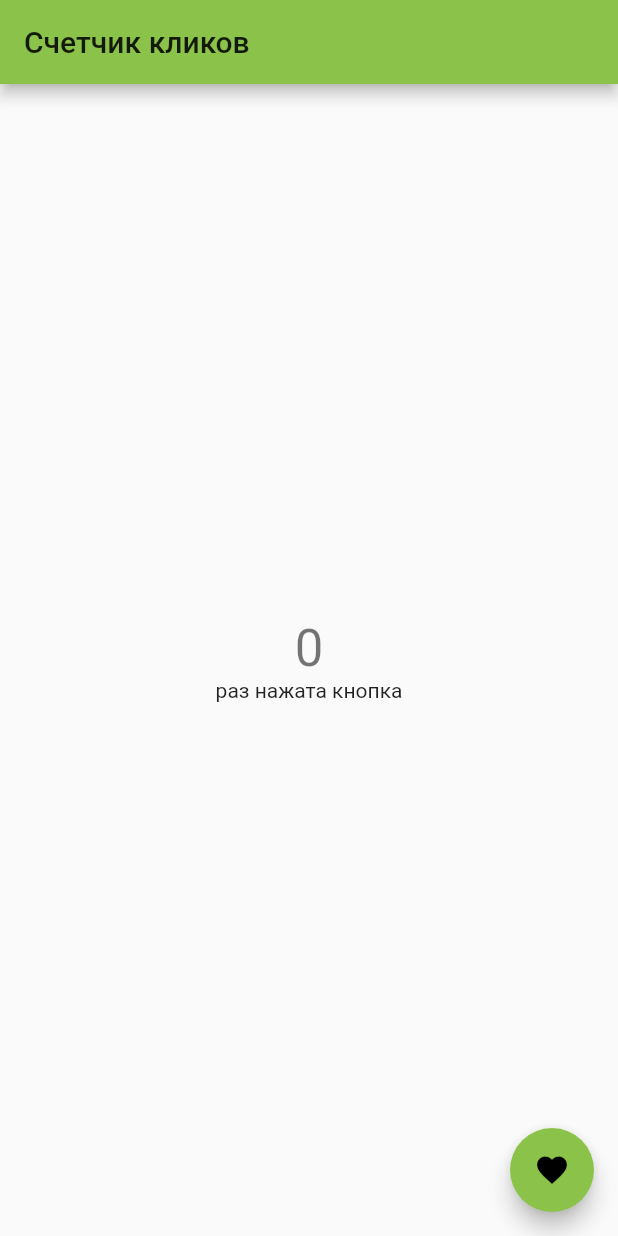
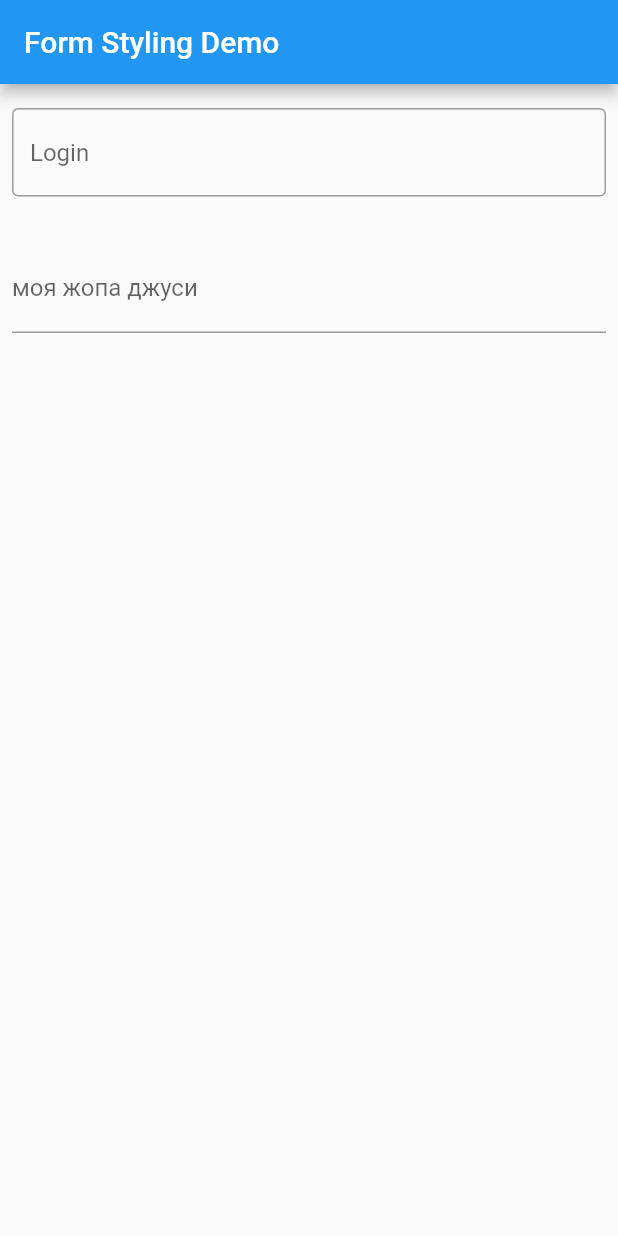
Before and after one commit to mothersjacke7/FlutterDev, a Flutter app: the screen it shows after launch, on a phone screen of 412 x 824 dp. Run offline on Flutter 3.47's test engine with Material 2 defaults, Android fonts, the phone set to English and light mode, and no system bars.

Commit message:
testing forms Flutter

```diff
--- a/flutter_project1/lib/main.dart
+++ b/flutter_project1/lib/main.dart
@@ -1,64 +1,52 @@
 import 'package:flutter/material.dart';
 
-void main() {
-  runApp(const MyApp());
-}
+void main() => runApp(const MyApp());
 
 class MyApp extends StatelessWidget {
   const MyApp({Key? key}) : super(key: key);
+
   @override
   Widget build(BuildContext context) {
+    const appTitle = 'Form Styling Demo';
     return MaterialApp(
-      title: 'Counter',
-      theme: ThemeData(
-        primarySwatch: Colors.lightGreen,
+      title: appTitle,
+      home: Scaffold(
+        appBar: AppBar(
+          title: const Text(appTitle),
+        ),
+        body: const MyCustomForm(),
       ),
-      home: const MyHomePage(title: 'Счетчик кликов'),
     );
   }
 }
 
-class MyHomePage extends StatefulWidget {
-  const MyHomePage({Key? key, required this.title}) : super(key: key);
-  final String title;
-  @override
-  State<MyHomePage> createState() => _MyHomePageState();
-}
-
-class _MyHomePageState extends State<MyHomePage> {
-  int _counter = 0;
-
-  void _incrementCounter() {
-    setState(() {
-      _counter++;
-    });
-  }
+class MyCustomForm extends StatelessWidget {
+  const MyCustomForm({Key? key}) : super(key: key);
 
   @override
   Widget build(BuildContext context) {
-    return Scaffold(
-      appBar: AppBar(
-        title: Text(widget.title),
-      ),
-      body: Center(
-        child: Column(
-          mainAxisAlignment: MainAxisAlignment.center,
-          children: <Widget>[
-            Text(
-              '$_counter',
-              style: Theme.of(context).textTheme.headline4,
+    return Column(
+      crossAxisAlignment: CrossAxisAlignment.start,
+      children: <Widget>[
+        const Padding(
+          padding: EdgeInsets.symmetric(horizontal: 8, vertical: 16),
+          child: TextField(
+            decoration: InputDecoration(
+              border: OutlineInputBorder(),
+              hintText: 'Login',
             ),
-            const Text(
-              'раз нажата кнопка',
-            )
-          ],
+          ),
         ),
-      ),
-      floatingActionButton: FloatingActionButton(
-        onPressed: _incrementCounter,
-        tooltip: 'Increment',
-        child: const Icon(Icons.favorite),
-      ),
+        Padding(
+          padding: const EdgeInsets.symmetric(horizontal: 8, vertical: 16),
+          child: TextFormField(
+            decoration: const InputDecoration(
+              border: UnderlineInputBorder(),
+              labelText: 'моя жопа джуси',
+            ),
+          ),
+        ),
+      ],
     );
   }
 }
```
